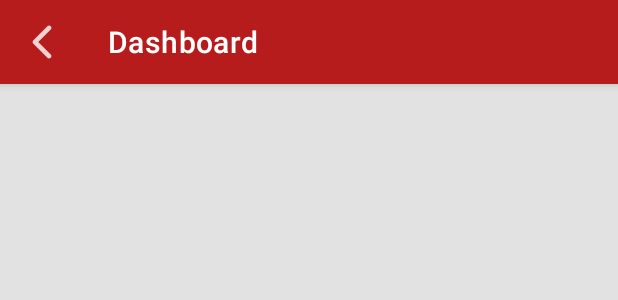
After one commit to Sasinda98/CPMS_Project, an Android app: the layout fragment_dashboard.xml on its own in the app's theme, with its tools: preview values and no code run, on a phone screen of 412 x 824 dp. The commit adds this screen. Shown: the top 300 px of the screen. Run offline under Robolectric (Android 15) with nearby library versions, the phone set to English and light mode, and no system bars.

Commit message:
#1 dashboard  -GSR

```diff
--- a/app/build.gradle
+++ b/app/build.gradle
@@ -26,6 +26,7 @@ dependencies {
     implementation 'com.google.android.gms:play-services-plus:15.0.1'
 
 
+    implementation 'com.android.support.constraint:constraint-layout:1.1.2'
     testImplementation 'junit:junit:4.12'
     androidTestImplementation 'com.android.support.test:runner:1.0.2'
     androidTestImplementation 'com.android.support.test.espresso:espresso-core:3.0.2'
--- a/app/src/main/java/com/construction/app/cpms/userManagement/loginFragment.java
+++ b/app/src/main/java/com/construction/app/cpms/userManagement/loginFragment.java
@@ -18,6 +18,7 @@ import android.view.LayoutInflater;
 import android.view.View;
 import android.view.ViewGroup;
 
+import android.widget.Button;
 import android.widget.TextView;
 
 import com.construction.app.cpms.Navigation;
@@ -34,6 +35,8 @@ public class loginFragment extends Fragment {
         //getting references to respective textfiels on xml(UI)
         final TextView signUpHeaderTV = view.findViewById(R.id.signInHeader);
         final TextView signUpSubHeaderTV = view.findViewById(R.id.signInSubHeader);
+
+        final Button signInBtn = view.findViewById(R.id.signInButton);
 
         final TextView forgotPasswordTV = view.findViewById(R.id.forgotPassword);
         final TextView dontHaveAccountTV = view.findViewById(R.id.dontHaveAccount);
@@ -69,6 +72,17 @@ public class loginFragment extends Fragment {
              }
          });
 
+         signInBtn.setOnClickListener(new View.OnClickListener() {
+             @Override
+             public void onClick(View view) {
+                 //navigate to forgot password fragment.
+                 ((Navigation)getActivity()).naviagateTo(new dashboardFragment(), true);
+             }
+         });
+
+
+
+
         return view;
     }
 
--- a/app/src/main/res/layout/activity_main.xml
+++ b/app/src/main/res/layout/activity_main.xml
@@ -4,8 +4,5 @@
     android:layout_width="match_parent"
     android:layout_height="match_parent"
     tools:context=".mainActivity"
-    android:background="@drawable/material_dark"
     android:id="@+id/container">
-
-
 </FrameLayout>
--- /dev/null
+++ b/app/src/main/res/layout/fragment_dashboard.xml
@@ -0,0 +1,64 @@
+<?xml version="1.0" encoding="utf-8"?>
+<LinearLayout xmlns:android="http://schemas.android.com/apk/res/android"
+    xmlns:tools="http://schemas.android.com/tools"
+    android:layout_width="match_parent"
+    android:layout_height="match_parent"
+    xmlns:app="http://schemas.android.com/apk/res-auto"
+    tools:context=".userManagement.dashboardFragment"
+    android:background="@color/backgroundDark"
+    android:orientation="vertical"
+    >
+
+
+    <android.support.design.widget.AppBarLayout
+        android:layout_width="match_parent"
+        android:layout_height="wrap_content">
+        <android.support.v7.widget.Toolbar
+            android:id="@+id/toolbar"
+            android:layout_width="match_parent"
+            android:layout_height="?attr/actionBarSize"
+            app:titleTextColor="@color/primaryTextColor"
+            app:title="@string/dashboard"
+            app:navigationIcon="@drawable/ic_back"
+            >
+        </android.support.v7.widget.Toolbar>
+    </android.support.design.widget.AppBarLayout>
+
+    <GridLayout
+        android:id="@+id/gridlayout"
+        android:layout_width="match_parent"
+        android:layout_height="wrap_content"
+        android:rowCount="3"
+        android:columnCount="2"
+        android:padding="@dimen/gl_padding"
+        android:layout_marginTop="?attr/actionBarSize"
+        >
+
+        <!--row1 col1-->
+        <android.support.v7.widget.CardView
+            xmlns:card_view="http://schemas.android.com/apk/res-auto"
+            android:id="@+id/card_view"
+            android:layout_gravity="center"
+            android:layout_width="0dp"
+            android:layout_height="0dp"
+            card_view:cardCornerRadius="@dimen/cornerRadius"
+            card_view:cardElevation="4dp"
+            android:background="@color/secondaryDarkColor"
+            >
+            <LinearLayout
+                android:layout_gravity="center_horizontal|center_vertical"
+                android:orientation="vertical"
+                android:layout_width="wrap_content"
+                android:layout_height="wrap_content"
+                android:layout_margin="8dp">
+                <ImageView
+                    android:layout_width="wrap_content"
+                    android:layout_height="wrap_content" />
+
+            </LinearLayout>
+        </android.support.v7.widget.CardView>
+
+
+    </GridLayout>
+
+</LinearLayout>
--- a/app/src/main/res/layout/fragment_forgot_password.xml
+++ b/app/src/main/res/layout/fragment_forgot_password.xml
@@ -4,6 +4,7 @@
     xmlns:tools="http://schemas.android.com/tools"
     android:layout_width="match_parent"
     android:layout_height="match_parent"
+    android:background="@drawable/background_1_cropped"
     tools:context=".userManagement.forgotPasswordFragment">
 
     <RelativeLayout
--- a/app/src/main/res/layout/fragment_forgot_password_reset.xml
+++ b/app/src/main/res/layout/fragment_forgot_password_reset.xml
@@ -4,6 +4,7 @@
     xmlns:tools="http://schemas.android.com/tools"
     android:layout_width="match_parent"
     android:layout_height="match_parent"
+    android:background="@drawable/background_1_cropped"
     tools:context=".userManagement.forgotPasswordResetFragment">
 
     <RelativeLayout
--- a/app/src/main/res/layout/fragment_login.xml
+++ b/app/src/main/res/layout/fragment_login.xml
@@ -4,6 +4,7 @@
     xmlns:tools="http://schemas.android.com/tools"
     android:layout_width="match_parent"
     android:layout_height="wrap_content"
+    android:background="@drawable/background_1_cropped"
     tools:context=".userManagement.loginFragment">
 
     <RelativeLayout
@@ -136,5 +137,4 @@
 
     </RelativeLayout>
 
-
 </ScrollView>
--- a/app/src/main/res/layout/fragment_signup.xml
+++ b/app/src/main/res/layout/fragment_signup.xml
@@ -4,6 +4,7 @@
     xmlns:tools="http://schemas.android.com/tools"
     android:layout_width="match_parent"
     android:layout_height="match_parent"
+    android:background="@drawable/background_1_cropped"
     tools:context=".userManagement.signupFragment">
 
 
--- a/app/src/main/res/values/dimens.xml
+++ b/app/src/main/res/values/dimens.xml
@@ -25,4 +25,10 @@
     <dimen name="um_fp_main_heading_text_size">72sp</dimen>
     <dimen name="um_login_option_text_size">16sp</dimen>
 
+
+    <!--dashboard test screen-->
+    <dimen name="gl_padding">20dp</dimen>
+    <dimen name="card_size">170dp</dimen>
+    <dimen name="cornerRadius">4dp</dimen>
+
 </resources>
--- a/app/src/main/res/values/strings.xml
+++ b/app/src/main/res/values/strings.xml
@@ -22,4 +22,6 @@
     <string name="confirm_new_password">Confirm New Password</string>
     <string name="change">Change</string>
     <string name="mobile_number">Mobile Number</string>
+    <string name="dashboard">Dashboard</string>
+    <string name="work_in_progress">Work In Progress</string>
 </resources>
```
Also changed, not shown: app/src/main/res/drawable-hdpi/ic_back.png (added), app/src/main/res/drawable-mdpi/ic_back.png (added), app/src/main/res/drawable-xhdpi/ic_back.png (added), app/src/main/res/drawable-xxhdpi/ic_back.png (added), app/src/main/res/drawable/material.jpg (deleted).
